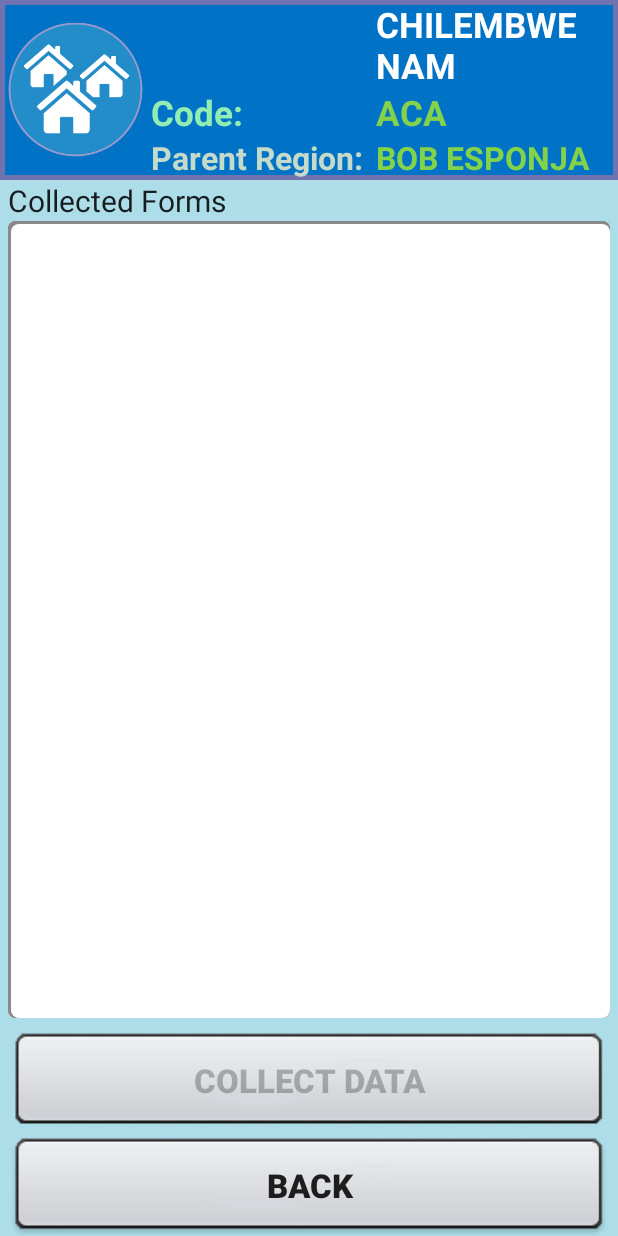
After one commit to philimones-group/hds-explorer-tablet, an Android app: the RegionDetailsActivity screen opened directly, with no data from a screen before it, on a phone screen of 412 x 824 dp. The commit adds this screen. Run offline under Robolectric (Android 15) with nearby library versions, the phone set to English and light mode, and no system bars; 13 statements that could not run were skipped.

Commit message:
Add RegionDetails Activity to show Region and collect Forms based on it

```diff
--- a/app/src/main/AndroidManifest.xml
+++ b/app/src/main/AndroidManifest.xml
@@ -39,6 +39,7 @@
         <activity android:name=".main.TrackingListActivity" />
         <activity android:name=".main.TrackingListDetailsActivity" />
         <activity android:name=".main.SettingsActivity" />
+        <activity android:name=".main.RegionDetailsActivity" />
     </application>
 
 </manifest>
--- /dev/null
+++ b/app/src/main/res/layout/region_details.xml
@@ -0,0 +1,174 @@
+<?xml version="1.0" encoding="utf-8"?>
+<LinearLayout xmlns:android="http://schemas.android.com/apk/res/android"
+    xmlns:tools="http://schemas.android.com/tools"
+    android:layout_width="match_parent"
+    android:layout_height="match_parent"
+    android:orientation="vertical"
+    tools:context="org.philimone.hds.explorer.main.RegionDetailsActivity"
+    android:background="#acdde9">
+
+    <LinearLayout
+        android:layout_width="match_parent"
+        android:layout_height="wrap_content"
+        android:background="@drawable/m_details_header"
+        android:orientation="horizontal">
+
+        <ImageView
+            android:id="@+id/iconView"
+            android:layout_width="90dp"
+            android:layout_height="100dp"
+            android:layout_marginTop="10dp"
+            android:layout_gravity="left|top"
+            android:layout_marginLeft="5dp"
+            android:layout_marginRight="5dp"
+            android:layout_marginBottom="10dp"
+            android:src="@mipmap/sub_region_big" />
+
+        <LinearLayout
+            android:layout_width="match_parent"
+            android:layout_height="wrap_content"
+            android:layout_gravity="center"
+            android:orientation="vertical">
+
+            <LinearLayout
+                android:layout_width="wrap_content"
+                android:layout_height="wrap_content"
+                android:orientation="horizontal">
+
+                <TextView
+                    android:id="@+id/txtRdHieararchyName"
+                    android:layout_width="@dimen/region_details_txtview_width"
+                    android:layout_height="wrap_content"
+                    android:textAppearance="?android:attr/textAppearanceLarge"
+                    android:text="Village:"
+                    android:textColor="#c4daca"
+                    android:textSize="@dimen/member_details_info_name_layout_txtsize"
+                    android:textStyle="bold"/>
+
+                <TextView
+                    android:id="@+id/txtRdRegionName"
+                    android:layout_width="match_parent"
+                    android:layout_height="wrap_content"
+                    android:textAppearance="?android:attr/textAppearanceLarge"
+                    android:text="CHILEMBWE NAM"
+                    android:textColor="#ffffff"
+                    android:textSize="@dimen/member_details_info_name_layout_txtsize"
+                    android:textStyle="bold"/>
+            </LinearLayout>
+
+            <LinearLayout
+                android:layout_width="wrap_content"
+                android:layout_height="wrap_content"
+                android:orientation="horizontal">
+
+                <TextView
+                    android:id="@+id/txtRdRegionCodeLabel"
+                    android:layout_width="@dimen/region_details_txtview_width"
+                    android:layout_height="wrap_content"
+                    android:textAppearance="?android:attr/textAppearanceLarge"
+                    android:text="@string/region_details_code_lbl"
+                    android:textColor="#92edb3"
+                    android:textSize="@dimen/member_details_info_name_layout_txtsize"
+                    android:textStyle="bold" />
+
+                <TextView
+                    android:id="@+id/txtRdRegionCode"
+                    android:layout_width="wrap_content"
+                    android:layout_height="wrap_content"
+                    android:textAppearance="?android:attr/textAppearanceLarge"
+                    android:text="ACA"
+                    android:textColor="#83d34a"
+                    android:textSize="@dimen/member_details_info_name_layout_txtsize"
+                    android:textStyle="bold" />
+
+            </LinearLayout>
+
+
+            <LinearLayout
+                android:layout_width="wrap_content"
+                android:layout_height="wrap_content"
+                android:orientation="horizontal">
+
+                <TextView
+                    android:layout_width="@dimen/region_details_txtview_width"
+                    android:layout_height="wrap_content"
+                    android:text="@string/region_details_parent_lbl"
+                    android:textAppearance="?android:attr/textAppearanceLarge"
+                    android:textColor="#c4daca"
+                    android:textSize="@dimen/member_details_info_gender_layout_txtsize"
+                    android:textStyle="bold" />
+
+                <TextView
+                    android:id="@+id/txtRdParent"
+                    android:layout_width="wrap_content"
+                    android:layout_height="wrap_content"
+                    android:text="BOB ESPONJA"
+                    android:textAppearance="?android:attr/textAppearanceLarge"
+                    android:textColor="#83d34a"
+                    android:textSize="@dimen/member_details_info_gender_layout_txtsize"
+                    android:textStyle="bold"
+                    />
+
+            </LinearLayout>
+
+
+        </LinearLayout>
+
+    </LinearLayout>
+
+
+    <!-- List of Collected Data -->
+    <LinearLayout
+        android:layout_width="match_parent"
+        android:layout_height="match_parent"
+        android:layout_weight="1"
+        android:layout_marginBottom="5dp"
+        android:layout_marginLeft="5dp"
+        android:layout_marginRight="5dp"
+        android:orientation="vertical">
+
+        <TextView
+            android:layout_width="wrap_content"
+            android:layout_height="wrap_content"
+            android:text="@string/member_details_col_data_info_lbl"
+            android:textSize="@dimen/member_details_other_info_txtsize"
+            android:textAppearance="?android:attr/textAppearanceLarge" />
+
+        <ListView
+            android:layout_width="match_parent"
+            android:layout_height="match_parent"
+            android:background="@drawable/list_bevel_corner"
+            android:id="@+id/lvCollectedForms"
+            />
+
+    </LinearLayout>
+
+    <LinearLayout
+        android:id="@+id/hhLayoutButtons"
+        android:layout_width="match_parent"
+        android:layout_height="wrap_content"
+        android:layout_weight="0"
+        android:layout_marginLeft="5dp"
+        android:layout_marginRight="5dp"
+        android:orientation="vertical">
+
+        <Button
+            android:id="@+id/btRegionDetailsCollectData"
+            android:layout_width="match_parent"
+            android:layout_height="@dimen/member_details_bt_height"
+            android:textSize="@dimen/member_details_buttons_size"
+            android:textStyle="bold"
+            android:text="@string/member_details_bt_openform_lbl"
+            android:background="@drawable/button_normal"/>
+
+        <Button
+            android:id="@+id/btRegionDetailsBack"
+            android:layout_width="match_parent"
+            android:layout_height="@dimen/member_details_bt_height"
+            android:textSize="@dimen/member_details_buttons_size"
+            android:textStyle="bold"
+            android:text="@string/member_details_bt_back_lbl"
+            android:background="@drawable/button_normal"/>
+    </LinearLayout>
+
+</LinearLayout>
--- a/app/src/main/res/values/colors.xml
+++ b/app/src/main/res/values/colors.xml
@@ -15,4 +15,7 @@
     <color name="circleProgressCompleteEndGradient">@color/coral_blue</color>
     <color name="circleProgressIncompleteStartGradient">@color/light_gray</color>
     <color name="circleProgressIncompleteEndGradient">@color/light_gray</color>
+
+    <color name="hh_filter_region_hierarchy_name_color">#000F0F</color>
+    <color name="hh_filter_region_hierarchy_value_color">#0e0354</color>
 </resources>
--- a/app/src/main/res/values/strings.xml
+++ b/app/src/main/res/values/strings.xml
@@ -189,13 +189,16 @@
     <string name="household_details_dialog_del_saved_form_msg_lbl">The associated ODK Form wasnt found, the system will delete the saved information in order to keep collecting data\nDo you want to execute this operation?</string>
     <string name="household_details_forms_selector_lbl">Select an Form</string>
 
+    <string name="region_details_code_lbl">Code:</string>
+    <string name="region_details_parent_lbl">Parent Region:</string>
+
     <string name="facility_supervise_collected_form_lbl">Mark Form as Supervised?</string>
     <string name="facility_supervise_title_lbl">Form Supervision</string>
     <string name="facility_supervise_mark_all_done_lbl">Forms supervised sucessfully!</string>
 
     <!-- Household Filter -->
     <string name="household_filter_code_lbl">Household Name/Number</string>
-    <string name="household_filter_code_hint_lbl">eg. 0101-001</string>
+    <string name="household_filter_code_hint_lbl">Household Code, eg. CHA00001</string>
     <string name="household_filter_search_lbl">Search House</string>
     <string name="household_filter_gpsmap_lbl">View GPS Map</string>
     <string name="household_filter_gps_not_available_title_lbl">Cannot view GPS Map</string>
@@ -236,8 +239,6 @@
     <string name="settings_redcap_group_url_lbl">Server URL</string>
 
 
-
-
     <!-- TODO: Remove or change this placeholder text -->
     <string name="hello_blank_fragment">Hello blank fragment</string>
 
```
Also changed, not shown: app/src/main/java/org/philimone/hds/explorer/main/RegionDetailsActivity.java (added, +519 -0 lines), app/src/main/res/values/dimens.xml (+28 -3 lines), app/src/main/res/mipmap-hdpi/region_1.png (added), app/src/main/res/mipmap-hdpi/region_2.png (added), app/src/main/res/mipmap-hdpi/sub_region_1.png (added), app/src/main/res/mipmap-hdpi/sub_region_2.png (added), app/src/main/res/mipmap-hdpi/sub_region_big.png (added), 1 other file.
